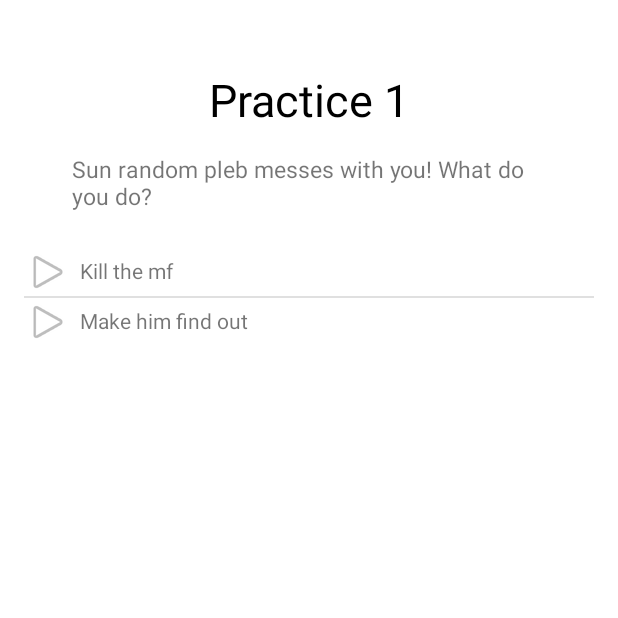
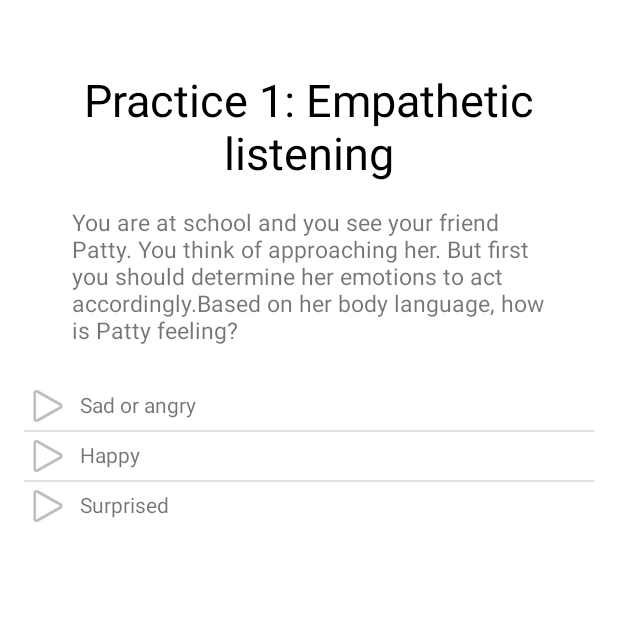
Before and after one commit to TeddyK333/PrattleBattleOfficial, an Android app: the PracticeActivity screen opened directly, with no data from a screen before it, on a phone screen of 412 x 824 dp, the top half of it. Run offline under Robolectric (Android 15) with nearby library versions, the phone set to English and light mode, and no system bars.

Commit message:
quiz scores + add practice images +  fix audios

```diff
--- a/app/src/main/java/com/example/prattlebattle/PracticeActivity.java
+++ b/app/src/main/java/com/example/prattlebattle/PracticeActivity.java
@@ -3,16 +3,20 @@ package com.example.prattlebattle;
 import androidx.appcompat.app.AlertDialog;
 import androidx.appcompat.app.AppCompatActivity;
 
+import android.content.Context;
 import android.content.DialogInterface;
+import android.content.Intent;
+import android.content.SharedPreferences;
 import android.os.Bundle;
 import android.view.View;
 import android.widget.AdapterView;
 import android.widget.ArrayAdapter;
 import android.widget.ListView;
 import android.widget.TextView;
-import android.widget.Toast;
+
 
 import com.example.prattlebattle.adapter.ActionAdapter;
+import com.example.prattlebattle.data.PracticeScenarios;
 import com.example.prattlebattle.model.PracticeAction;
 
 import static com.example.prattlebattle.data.Lessons.lessons;
@@ -77,10 +81,20 @@ public class PracticeActivity extends AppCompatActivity {
 
     private void continueFormAction(int actionNumber) {
         if (practiceScenarios[currentPracticeScenario].actions[actionNumber].isCorrect) {
-            // TODO check if last scenario
-            ++currentPracticeScenario;
-            setScenario();
+            if (currentPracticeScenario == practiceScenarios.length - 1) {
+                Intent intent = new Intent(this, MainActivity.class);
+                startActivity(intent);
+            } else {
+                ++currentPracticeScenario;
+                setScenario();
+            }
+        }
+
+
+
+    //TODO get rid of white boxes when there is no hint or write a hint suitable for the situation
+
+
 
         }
     }
-}
--- a/app/src/main/java/com/example/prattlebattle/QuizActivity.java
+++ b/app/src/main/java/com/example/prattlebattle/QuizActivity.java
@@ -58,6 +58,7 @@ public class QuizActivity extends AppCompatActivity {
     @SuppressLint("SetTextI18n")
     private void createListener() {
         nextQuestionButton.setOnClickListener(view -> {
+
             if (radioGroupAnswers.getCheckedRadioButtonId() != -1) {
                 int id = radioGroupAnswers.indexOfChild(radioGroupAnswers.findViewById(radioGroupAnswers.getCheckedRadioButtonId()));
                 totalScore += quizQuestions.get(currentQuestion).answers[id].score;
@@ -68,34 +69,61 @@ public class QuizActivity extends AppCompatActivity {
                     SharedPreferences.Editor editor = sharedPreferences.edit();
                     editor.putInt("score", totalScore);
                     editor.apply();
-                    question.setText("Scores");
-                    ++currentQuestion;
-                    radioGroupAnswers.setVisibility(View.GONE);
-                    quizScoreTextView.setVisibility(View.VISIBLE);
-                    nextQuestionButton.setText(getResources().getString(R.string.NextButton));
-                    if(totalScore < 8) {
-                        quizScoreTextView.setText(getResources().getString(R.string.totalScoreLessThan8));
-                    }else if(totalScore < 15)
-                    {
-                        quizScoreTextView.setText(getResources().getString(R.string.totalScoreLessThan15));
-                    }
-                    else {
-                        quizScoreTextView.setText(getResources().getString(R.string.totalScoreMoreThan14));
-                    }
-                } else if(currentQuestion == quizQuestions.size())
-                {
-                    //TODO fix this --> go to registration after giving quiz score results
 
                     Intent intent = new Intent(this, RegistrationActivity.class);
                     startActivity(intent);
-                }
-                else {
+                } else {
                     ++currentQuestion;
                     setQuestion();
                 }
             }
         });
     }
+
+
+
+
+
+
+
+//            if (radioGroupAnswers.getCheckedRadioButtonId() != -1) {
+//                int id = radioGroupAnswers.indexOfChild(radioGroupAnswers.findViewById(radioGroupAnswers.getCheckedRadioButtonId()));
+//                totalScore += quizQuestions.get(currentQuestion).answers[id].score;
+//                radioGroupAnswers.clearCheck();
+//
+//                if (currentQuestion == quizQuestions.size() - 1) {
+//                    SharedPreferences sharedPreferences = getSharedPreferences("main", Context.MODE_PRIVATE);
+//                    SharedPreferences.Editor editor = sharedPreferences.edit();
+//                    editor.putInt("score", totalScore);
+//                    editor.apply();
+//                    question.setText("Scores");
+//                    ++currentQuestion;
+//                    radioGroupAnswers.setVisibility(View.GONE);
+//                    quizScoreTextView.setVisibility(View.VISIBLE);
+//                    nextQuestionButton.setText(getResources().getString(R.string.NextButton));
+//                    if(totalScore < 8) {
+//                        quizScoreTextView.setText(getResources().getString(R.string.totalScoreLessThan8));
+//                    }else if(totalScore < 15)
+//                    {
+//                        quizScoreTextView.setText(getResources().getString(R.string.totalScoreLessThan15));
+//                    }
+//                    else {
+//                        quizScoreTextView.setText(getResources().getString(R.string.totalScoreMoreThan14));
+//                    }
+//                } else if(currentQuestion == quizQuestions.size())
+//                {
+//                    //TODO fix this --> go to registration after giving quiz score results
+//
+//                    Intent intent = new Intent(this, RegistrationActivity.class);
+//                    startActivity(intent);
+//                }
+//                else {
+//                    ++currentQuestion;
+//                    setQuestion();
+//                }
+//            }
+//        });
+//    }
 
     private void setQuestion() {
         question.setText(quizQuestions.get(currentQuestion).text);
--- a/app/src/main/java/com/example/prattlebattle/data/PracticeScenarios.java
+++ b/app/src/main/java/com/example/prattlebattle/data/PracticeScenarios.java
@@ -6,21 +6,84 @@ import com.example.prattlebattle.model.PracticeScenario;
 
 public class PracticeScenarios {
 
-    private final static PracticeScenario scenario1 = new PracticeScenario("Practice 1",
-            "Sun random pleb messes with you! What do you do?",
+    private final static PracticeScenario scenario1 = new PracticeScenario("Practice 1: Empathetic listening",
+            "You are at school and you see your friend Patty. You think of approaching her. But first you should determine her emotions to act accordingly.Based on her body language, how is Patty feeling?",
             new PracticeAction[]{
-                    new PracticeAction("Kill the mf", "Great choce!", true, null),
-                    new PracticeAction("Make him find out", "Old meme, try again!", false, 1)
+                    new PracticeAction("Sad or angry", "Great choice!", true, null),
+                    new PracticeAction("Happy", "Look at her mouth, eyebrows and shoulders.", false, 1),
+                    new PracticeAction("Surprised", "Look at her mouth, eyebrows and shoulders.", false, 2)
             }
     );
 
-    private final static PracticeScenario scenario2 = new PracticeScenario("Practice 1",
-            "Sun random pleb messes with you!!!! What do you do?",
+    private final static PracticeScenario scenario2 = new PracticeScenario("Practice 1: Empathetic listening",
+            "What will you do?",
             new PracticeAction[]{
-                    new PracticeAction("Kill the mf", "Great choce!", true, null),
-                    new PracticeAction("Make him find out", "Old meme, try again!", false, 1)
+                    new PracticeAction("Approach her", "Great choice!", true, null),
+                    new PracticeAction("Walk away", "Patty is your friend. If you approach her, you may make her feel better. We have learned together how to perform active listening, so you should at least try.", false, 1)
             }
     );
 
-    public final static PracticeScenario[] practiceScenarios = {scenario1, scenario2};
+    private final static PracticeScenario scenario3 = new PracticeScenario("Practice 1: Empathetic listening",
+            "",
+            new PracticeAction[]{
+                    new PracticeAction("Say: \"Hi, Patty.\"", "", true, null),
+
+            }
+    );
+    private final static PracticeScenario scenario4 = new PracticeScenario("Practice 1: Empathetic listening",
+            "Patty: \"Hello\"",
+            new PracticeAction[]{
+                    new PracticeAction("Say \"You seem upset. What's the matter?\"", "Great choice!", true, null),
+                    new PracticeAction("Act like you haven't noticed and start talking about yourself.", "Patty is your friend. It is worth trying to show empathy. If she doesn't want to share, it is okay, you've at least tried.", false, 1)
+
+            }
+    );
+    private final static PracticeScenario scenario5 = new PracticeScenario("Practice 1: Empathetic listening",
+            "Patty: \"Oh, i got into an argument with my sister yesterday and we still haven't talked. We act like we don't know each other!\"",
+            new PracticeAction[]{
+                    new PracticeAction("Say \"I see. Why though?\"", "Great choice!", true, null),
+                    new PracticeAction("Change the topic", "Empathetic listening is all about seeking to understand the other individual, not avoiding talking about their concerns.", false, 1),
+
+            }
+    );
+    private final static PracticeScenario scenario6 = new PracticeScenario("Practice 1: Empathetic listening",
+            "Patty: \"So, usually, my sister and I take turns doing the chores every day. Yesterday, before my mum went to work, she told us to wash the dishes. On schedule, it was my turn; however, the day before, when it was my sister's turn, i helped her out. Because i did most of the work, i assumed that she would be in charge yesterday.\"",
+            new PracticeAction[]{
+                    new PracticeAction("Continue to listen", "", true, null),
+
+
+            }
+    );
+    private final static PracticeScenario scenario7 = new PracticeScenario("Practice 1: Empathetic listening",
+            "Patty: \"But she had other ideas - i was the one who had to do the washing. So, I stayed in my room all day, watched movies and i didn't give the housekeeping any further thought. When our mum got home, she was mad at us, because no one had done anything.\"",
+            new PracticeAction[]{
+                    new PracticeAction("Paraphrase what was said : \"So, basically, both of you thought that the other one would do the washing. And as a result, no one did, right?\"", "Great choice. Summing up makes the other person understand that you are listening", true, null),
+                    new PracticeAction("Say : \"You should go and tell your sister that she is wrong.\"", "Try not to offer your advice and opinion when they haven't been requested. The aim of empathetic listening is to let the other person share their concerns and let some steam off.", false, 1),
+
+
+            }
+    );
+    private final static PracticeScenario scenario8 = new PracticeScenario("Practice 1: Empathetic listening",
+            "Patty: \"Exactly! When our mum yelled at us, my sister and i started pointing fingers at each other, which lead to a heated argument. We haven't talked since. I miss her and that makes me upset. What should i do?\"",
+            new PracticeAction[]{
+                    new PracticeAction("Say : \"If I were you, i would try to talk to her about it. In my opinion, no one is wrong or right, the situation seems to be a misunderstanding.\"", "Great choice.", true, null),
+
+
+
+            }
+    );
+    private final static PracticeScenario scenario9 = new PracticeScenario("Practice 1: Empathetic listening",
+            "Patty : \" I guess you are right, i may try talking to her. Thank you for listening, I feel much better now. Wanna go to class together?\"",
+            new PracticeAction[]{
+                    new PracticeAction("Say : \"Sure, let's go.\"", "Great choice.", true, null),
+
+
+
+            }
+    );
+
+
+
+
+    public final static PracticeScenario[] practiceScenarios = {scenario1, scenario2, scenario3, scenario4, scenario5, scenario6, scenario7, scenario8, scenario9};
 }
```
